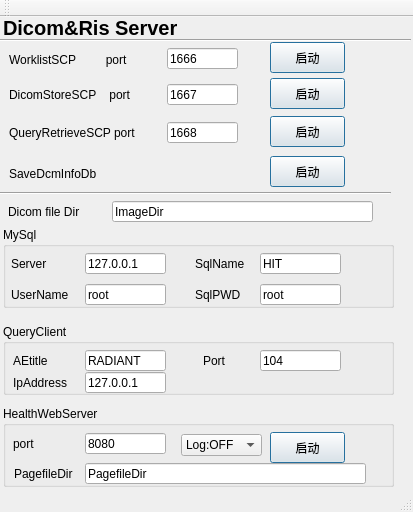
zyq1569/HealthApp, file Tools/HServerManageUI/mainwindow.ui: the form before one commit.
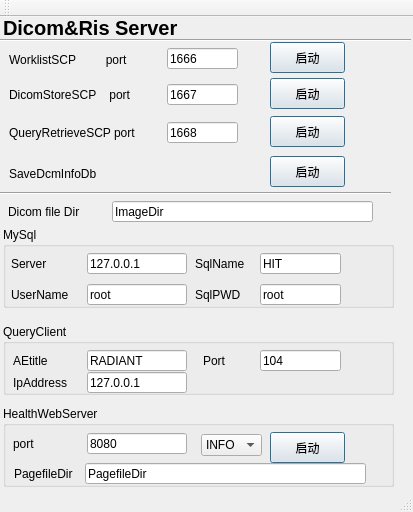
The form after the commit.

```diff
--- a/Tools/HServerManageUI/mainwindow.ui
+++ b/Tools/HServerManageUI/mainwindow.ui
@@ -313,9 +313,9 @@
    <widget class="QLineEdit" name="mysqlServerValue">
     <property name="geometry">
      <rect>
-      <x>85</x>
+      <x>87</x>
       <y>236</y>
-      <width>81</width>
+      <width>100</width>
       <height>21</height>
      </rect>
     </property>
@@ -367,9 +367,9 @@
    <widget class="QLineEdit" name="mysqlUserNameValue">
     <property name="geometry">
      <rect>
-      <x>85</x>
+      <x>87</x>
       <y>267</y>
-      <width>81</width>
+      <width>100</width>
       <height>21</height>
      </rect>
     </property>
@@ -437,9 +437,9 @@
    <widget class="QLineEdit" name="AEtitle">
     <property name="geometry">
      <rect>
-      <x>85</x>
+      <x>87</x>
       <y>333</y>
-      <width>81</width>
+      <width>100</width>
       <height>21</height>
      </rect>
     </property>
@@ -523,9 +523,9 @@
    <widget class="QLineEdit" name="IpAddressValue">
     <property name="geometry">
      <rect>
-      <x>85</x>
+      <x>87</x>
       <y>355</y>
-      <width>81</width>
+      <width>100</width>
       <height>21</height>
      </rect>
     </property>
@@ -558,9 +558,9 @@
    <widget class="QLineEdit" name="port_webserver">
     <property name="geometry">
      <rect>
-      <x>85</x>
+      <x>87</x>
       <y>416</y>
-      <width>81</width>
+      <width>100</width>
       <height>21</height>
      </rect>
     </property>
@@ -684,9 +684,9 @@
     <widget class="QComboBox" name="comLevel">
      <property name="geometry">
       <rect>
-       <x>178</x>
+       <x>198</x>
        <y>28</y>
-       <width>81</width>
+       <width>61</width>
        <height>22</height>
       </rect>
      </property>
@@ -694,11 +694,11 @@
       <locale language="Chinese" country="China"/>
      </property>
      <property name="currentIndex">
-      <number>4</number>
+      <number>0</number>
      </property>
      <item>
       <property name="text">
-       <string>Log:INFO</string>
+       <string>INFO</string>
       </property>
      </item>
      <item>
@@ -718,7 +718,7 @@
      </item>
      <item>
       <property name="text">
-       <string>Log:OFF</string>
+       <string>OFF</string>
       </property>
      </item>
     </widget>
```
Left out of the diff: 6 changed lines with no effect on the pictures.
